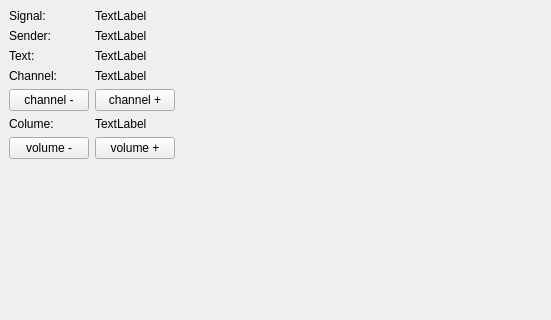
Above: cmainwindow.ui from birkeh/monkeyRadio before the change; both pictures show x 0 to 551 and y 0 to 320 of the 800 by 600 pixel window. Below: the same form after it.
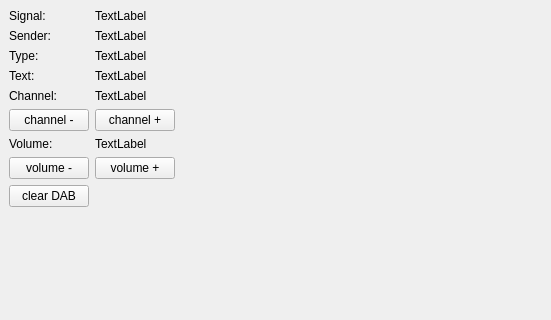
That is the form after the change.

What changed in the file:
```diff
--- a/cmainwindow.ui
+++ b/cmainwindow.ui
@@ -16,78 +16,8 @@
   <widget class="QWidget" name="centralwidget">
    <layout class="QGridLayout" name="gridLayout_2">
     <item row="0" column="0">
-     <layout class="QGridLayout" name="gridLayout">
-      <item row="2" column="0">
-       <widget class="QLabel" name="label_4">
-        <property name="text">
-         <string>Text:</string>
-        </property>
-       </widget>
-      </item>
-      <item row="1" column="0">
-       <widget class="QLabel" name="label_2">
-        <property name="text">
-         <string>Sender:</string>
-        </property>
-       </widget>
-      </item>
-      <item row="0" column="0">
-       <widget class="QLabel" name="label">
-        <property name="text">
-         <string>Signal:</string>
-        </property>
-       </widget>
-      </item>
-      <item row="5" column="0">
-       <widget class="QLabel" name="label_6">
-        <property name="text">
-         <string>Colume:</string>
-        </property>
-       </widget>
-      </item>
-      <item row="5" column="1">
-       <widget class="QLabel" name="m_volume">
-        <property name="text">
-         <string>TextLabel</string>
-        </property>
-       </widget>
-      </item>
-      <item row="3" column="0">
-       <widget class="QLabel" name="label_3">
-        <property name="text">
-         <string>Channel:</string>
-        </property>
-       </widget>
-      </item>
-      <item row="4" column="0">
-       <widget class="QPushButton" name="m_channelDown">
-        <property name="text">
-         <string>channel -</string>
-        </property>
-       </widget>
-      </item>
-      <item row="3" column="1">
-       <widget class="QLabel" name="m_channel">
-        <property name="text">
-         <string>TextLabel</string>
-        </property>
-       </widget>
-      </item>
-      <item row="2" column="1">
-       <widget class="QLabel" name="m_text">
-        <property name="text">
-         <string>TextLabel</string>
-        </property>
-       </widget>
-      </item>
-      <item row="1" column="1">
-       <widget class="QLabel" name="m_sender">
-        <property name="text">
-         <string>TextLabel</string>
-        </property>
-       </widget>
-      </item>
-      <item row="7" column="0">
+     <layout class="QGridLayout" name="gridLayout" columnstretch="0,0,100">
+      <item row="9" column="0">
        <spacer name="verticalSpacer">
         <property name="orientation">
          <enum>Qt::Vertical</enum>
@@ -100,31 +30,122 @@
         </property>
        </spacer>
       </item>
-      <item row="0" column="1">
-       <widget class="QLabel" name="m_signalStrength">
-        <property name="text">
-         <string>TextLabel</string>
-        </property>
-       </widget>
-      </item>
-      <item row="4" column="1">
+      <item row="5" column="1">
        <widget class="QPushButton" name="m_channelUp">
         <property name="text">
          <string>channel +</string>
         </property>
        </widget>
       </item>
+      <item row="4" column="0">
+       <widget class="QLabel" name="label_3">
+        <property name="text">
+         <string>Channel:</string>
+        </property>
+       </widget>
+      </item>
+      <item row="2" column="0">
+       <widget class="QLabel" name="label_5">
+        <property name="text">
+         <string>Type:</string>
+        </property>
+       </widget>
+      </item>
+      <item row="2" column="1" colspan="2">
+       <widget class="QLabel" name="m_type">
+        <property name="text">
+         <string>TextLabel</string>
+        </property>
+       </widget>
+      </item>
+      <item row="5" column="0">
+       <widget class="QPushButton" name="m_channelDown">
+        <property name="text">
+         <string>channel -</string>
+        </property>
+       </widget>
+      </item>
+      <item row="3" column="0">
+       <widget class="QLabel" name="label_4">
+        <property name="text">
+         <string>Text:</string>
+        </property>
+       </widget>
+      </item>
+      <item row="1" column="0">
+       <widget class="QLabel" name="label_2">
+        <property name="text">
+         <string>Sender:</string>
+        </property>
+       </widget>
+      </item>
+      <item row="0" column="1" colspan="2">
+       <widget class="QLabel" name="m_signalStrength">
+        <property name="text">
+         <string>TextLabel</string>
+        </property>
+       </widget>
+      </item>
+      <item row="7" column="1">
+       <widget class="QPushButton" name="m_volumeUp">
+        <property name="text">
+         <string>volume +</string>
+        </property>
+       </widget>
+      </item>
+      <item row="4" column="1" colspan="2">
+       <widget class="QLabel" name="m_channel">
+        <property name="text">
+         <string>TextLabel</string>
+        </property>
+       </widget>
+      </item>
       <item row="6" column="0">
+       <widget class="QLabel" name="label_6">
+        <property name="text">
+         <string>Volume:</string>
+        </property>
+       </widget>
+      </item>
+      <item row="0" column="0">
+       <widget class="QLabel" name="label">
+        <property name="text">
+         <string>Signal:</string>
+        </property>
+       </widget>
+      </item>
+      <item row="6" column="1" colspan="2">
+       <widget class="QLabel" name="m_volume">
+        <property name="text">
+         <string>TextLabel</string>
+        </property>
+       </widget>
+      </item>
+      <item row="3" column="1" colspan="2">
+       <widget class="QLabel" name="m_text">
+        <property name="text">
+         <string>TextLabel</string>
+        </property>
+       </widget>
+      </item>
+      <item row="7" column="0">
        <widget class="QPushButton" name="m_volumeDown">
         <property name="text">
          <string>volume -</string>
         </property>
        </widget>
       </item>
-      <item row="6" column="1">
-       <widget class="QPushButton" name="m_volumeUp">
+      <item row="1" column="1" colspan="2">
+       <widget class="QLabel" name="m_sender">
         <property name="text">
-         <string>volume +</string>
+         <string>TextLabel</string>
+        </property>
+       </widget>
+      </item>
+      <item row="8" column="0">
+       <widget class="QPushButton" name="m_clearDAB">
+        <property name="text">
+         <string>clear DAB</string>
         </property>
        </widget>
       </item>
```
